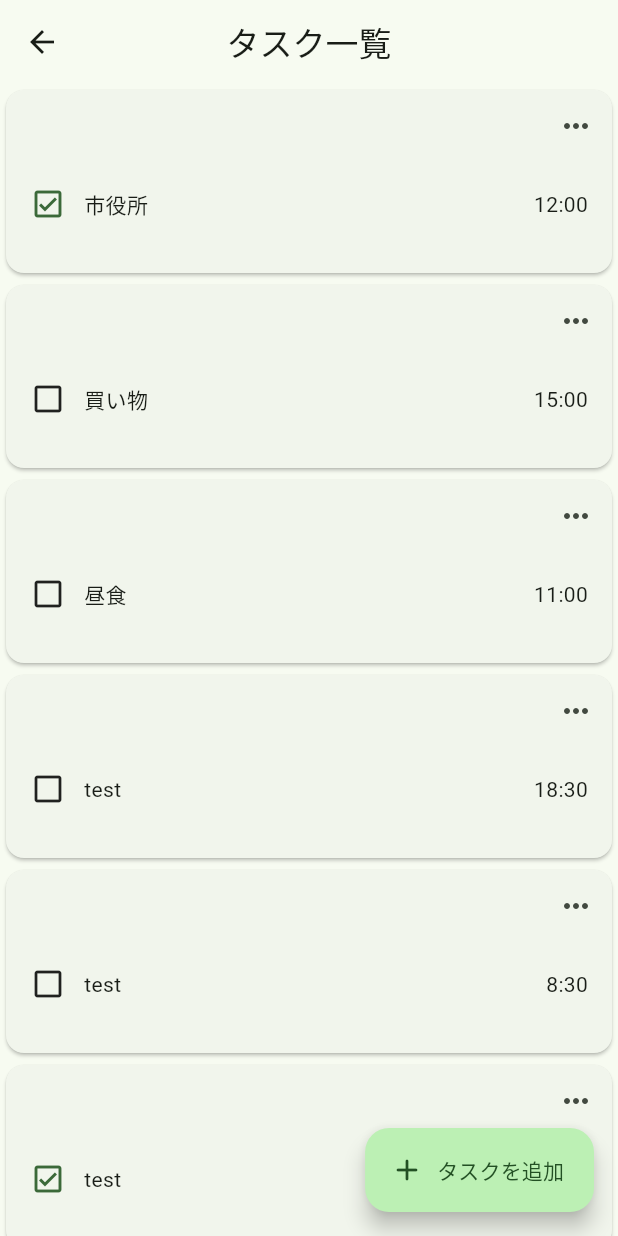
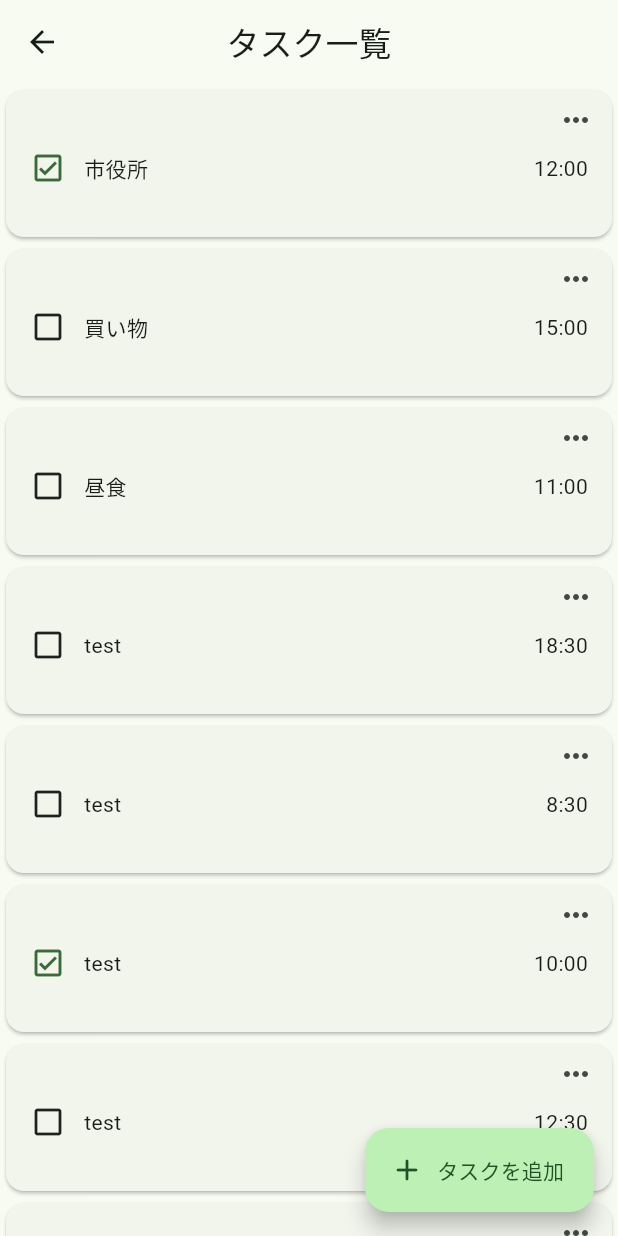
Before and after one commit to yuru-fuwa/maiporarisu, a Flutter app: the screen it shows after launch, in the side drawer, after a tap on "タスク一覧", on a phone screen of 412 x 824 dp. Run offline on Flutter 3.47's test engine with Material 3 defaults, Android fonts, the phone set to English and light mode, and no system bars; our stand-ins replace flutter_dotenv, flutter_hooks, freezed_annotation, geolocator, google_maps_flutter, google_places_flutter and 2 more; missing offline and left inert: flutter_polyline_points, google_maps_directions; network calls fail.

Commit message:
chenge: タスク一覧のスタイル変更

```diff
--- a/lib/ui/screens/home_screen/home_screen.dart
+++ b/lib/ui/screens/home_screen/home_screen.dart
@@ -55,6 +55,7 @@ class HomeScreen extends HookWidget {
                 child: Column(
                   children: [
                     Container(
+                      height: 24,
                       alignment: Alignment.centerRight,
                       child: IconButton(
                         onPressed: () {
```
